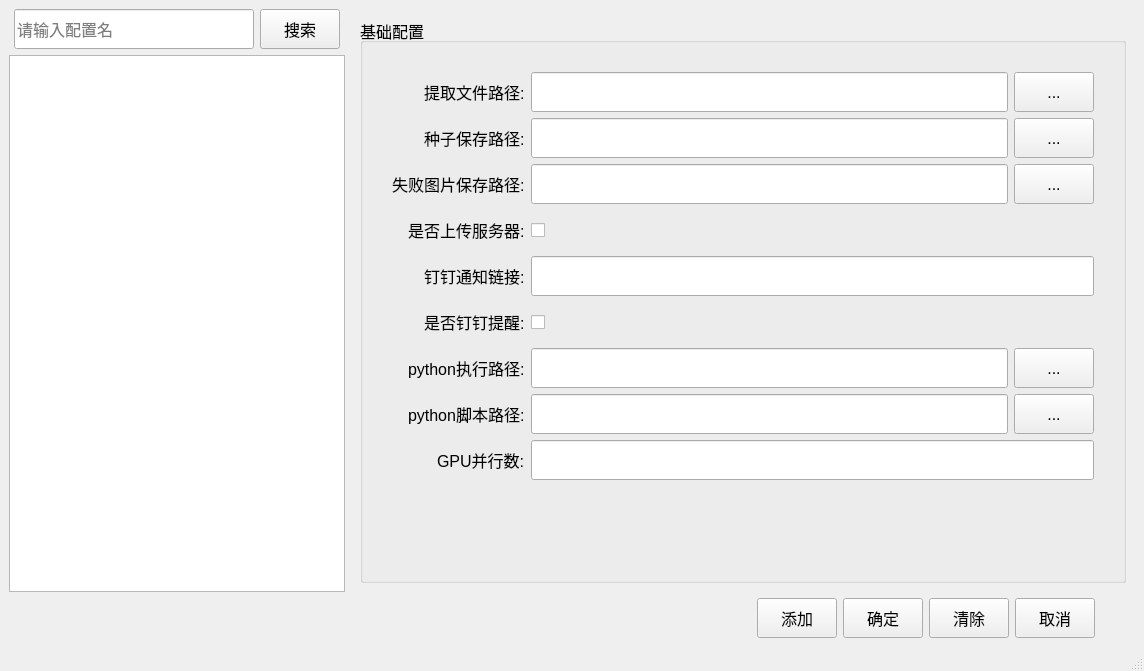
Qt form settingwindow.ui (HoMiGT/LaserLineExtractionFrontend) before a commit.
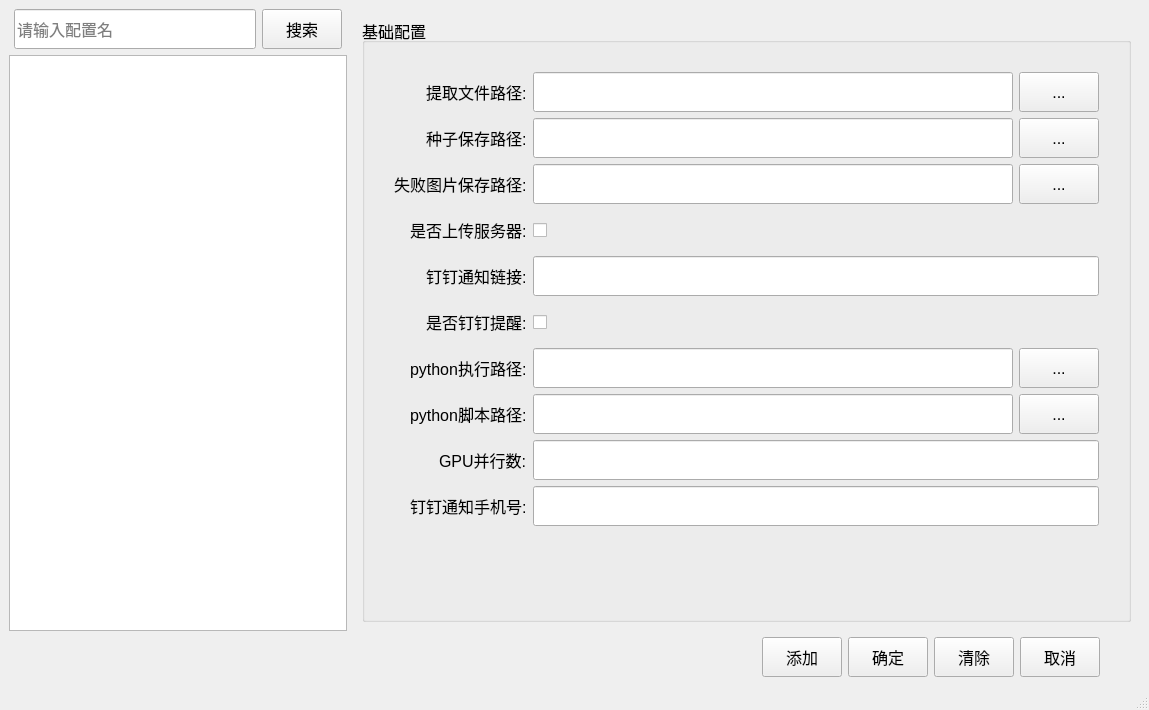
The same form after that commit. The open tabs and pages were chosen to show the change. Icons and pictures are not drawn.

Commit message: add notice phones setting

Patch:
```diff
--- a/settingwindow.ui
+++ b/settingwindow.ui
@@ -6,8 +6,8 @@
    <rect>
     <x>0</x>
     <y>0</y>
-    <width>1144</width>
-    <height>671</height>
+    <width>1149</width>
+    <height>710</height>
    </rect>
   </property>
   <property name="font">
@@ -580,6 +580,29 @@
                       </property>
                      </widget>
                     </item>
+                    <item row="9" column="0">
+                     <widget class="QLabel" name="label_16">
+                      <property name="text">
+                       <string>钉钉通知手机号:</string>
+                      </property>
+                     </widget>
+                    </item>
+                    <item row="9" column="1">
+                     <widget class="QLineEdit" name="lineEdit_dingTalkPhones">
+                      <property name="minimumSize">
+                       <size>
+                        <width>0</width>
+                        <height>40</height>
+                       </size>
+                      </property>
+                      <property name="maximumSize">
+                       <size>
+                        <width>16777215</width>
+                        <height>40</height>
+                       </size>
+                      </property>
+                     </widget>
+                    </item>
                    </layout>
                   </item>
                   <item>
```
Left out of the diff: 4 changed lines with no effect on the pictures. The commit also changes 7 other files.
